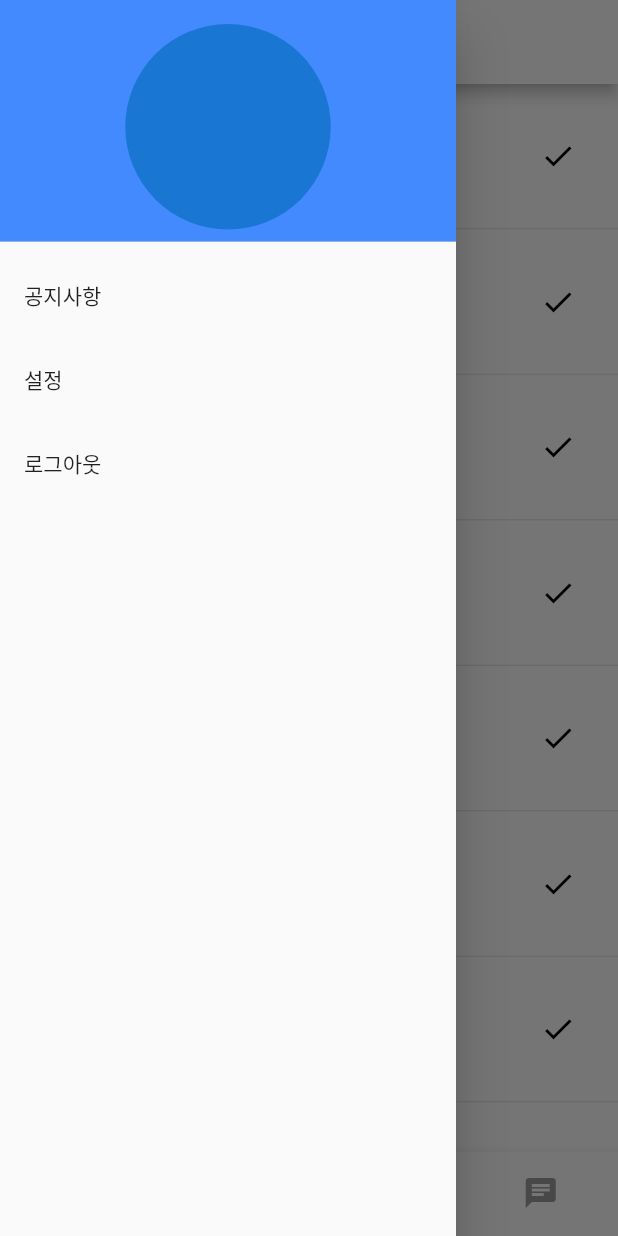
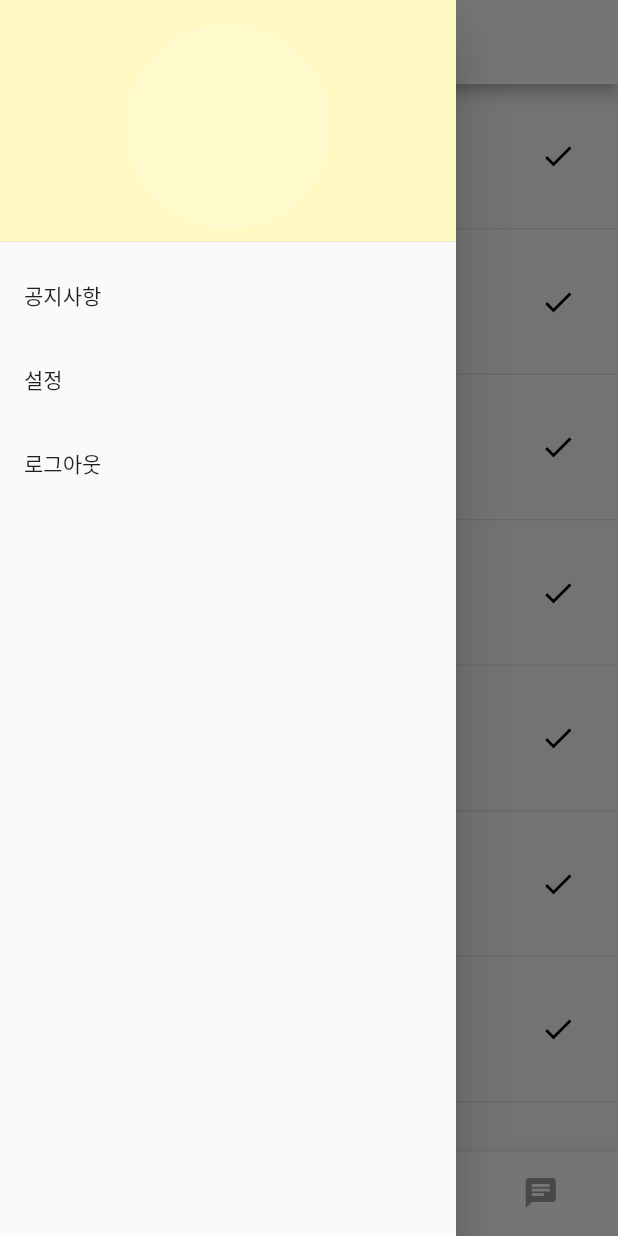
Before and after one commit to 3846chs/margaret, a Flutter app: the Home screen opened directly, item 2 of the bottom bar chosen, with the side drawer open, on a phone screen of 412 x 824 dp. Run offline on Flutter 3.47's test engine with Material 2 defaults, Android fonts, the phone set to English and light mode, and no system bars; our stand-ins replace cloud_firestore, firebase_auth, flutter_signin_button, google_fonts; accounts and stored records are empty.

Commit message:
UI Update

```diff
--- a/lib/home.dart
+++ b/lib/home.dart
@@ -6,6 +6,7 @@ import 'package:datingapp/pages/send_page.dart';
 import 'package:datingapp/widgets/user_profile.dart';
 import 'package:firebase_auth/firebase_auth.dart';
 import 'package:flutter/material.dart';
+import 'package:google_fonts/google_fonts.dart';
 import 'package:provider/provider.dart';
 
 class Home extends StatefulWidget {
@@ -26,18 +27,23 @@ class _HomeState extends State<Home> {
   @override
   Widget build(BuildContext context) {
     return Scaffold(
-      resizeToAvoidBottomInset: false,
+      appBar: AppBar(
+        title: Text(
+          'Margaret',
+          style: GoogleFonts.pacifico(),
+        ),
+      ),
       body: Container(
-        decoration: BoxDecoration(
-          gradient: LinearGradient(
-            begin: Alignment.topCenter,
-            end: Alignment.bottomCenter,
-            colors: [
-              Colors.white,
-              Colors.white,
-            ],
-          ),
-        ),
+//        decoration: BoxDecoration(
+//          gradient: LinearGradient(
+//            begin: Alignment.topCenter,
+//            end: Alignment.bottomCenter,
+//            colors: [
+//              Colors.white,
+//              Colors.white,
+//            ],
+//          ),
+//        ),
         child: IndexedStack(
           index: _selectedIndex,
           children: _widgetOptions,
@@ -94,7 +100,7 @@ class _HomeState extends State<Home> {
                 return Text(value.data.nickname);
               }),
             )),
-            decoration: BoxDecoration(color: Colors.blueAccent),
+            decoration: BoxDecoration(color: Colors.yellow[100]),
           ),
           ListTile(
             title: Text('공지사항'),
--- a/lib/main.dart
+++ b/lib/main.dart
@@ -1,3 +1,4 @@
+import 'package:datingapp/constants/material_white_color.dart';
 import 'package:datingapp/data/provider/my_user_data.dart';
 import 'package:datingapp/firestore/firestore_provider.dart';
 import 'package:datingapp/home.dart';
@@ -44,6 +45,7 @@ class OurApp extends StatelessWidget {
           }
         },
       ),
+      theme: ThemeData(primarySwatch: white),
     );
   }
 }
--- a/lib/pages/send_page.dart
+++ b/lib/pages/send_page.dart
@@ -11,16 +11,6 @@ class _SendPageState extends State<SendPage> {
   Widget build(BuildContext context) {
     return Scaffold(
       backgroundColor: Colors.transparent,
-      appBar: AppBar(
-        title: const Text(
-          '보낸 요청',
-          style: TextStyle(
-            color: Colors.black,
-            fontWeight: FontWeight.bold,
-          ),
-        ),
-        backgroundColor: Colors.white,
-      ),
       body: ListView.separated(
         itemCount: 10,
         itemBuilder: (context, index) {
--- a/pubspec.yaml
+++ b/pubspec.yaml
@@ -30,6 +30,8 @@ dependencies:
   provider: ^4.0.1
   firebase_storage: ^3.0.8
   intl: ^0.16.1
+  google_fonts: ^0.3.8
+
 
 
 dev_dependencies:
```
Also changed, not shown: lib/pages/chat_page.dart (+0 -10 lines), lib/pages/match/today_question.dart (+29 -31 lines), lib/pages/receive_page.dart (+1 -10 lines), pubspec.lock.
